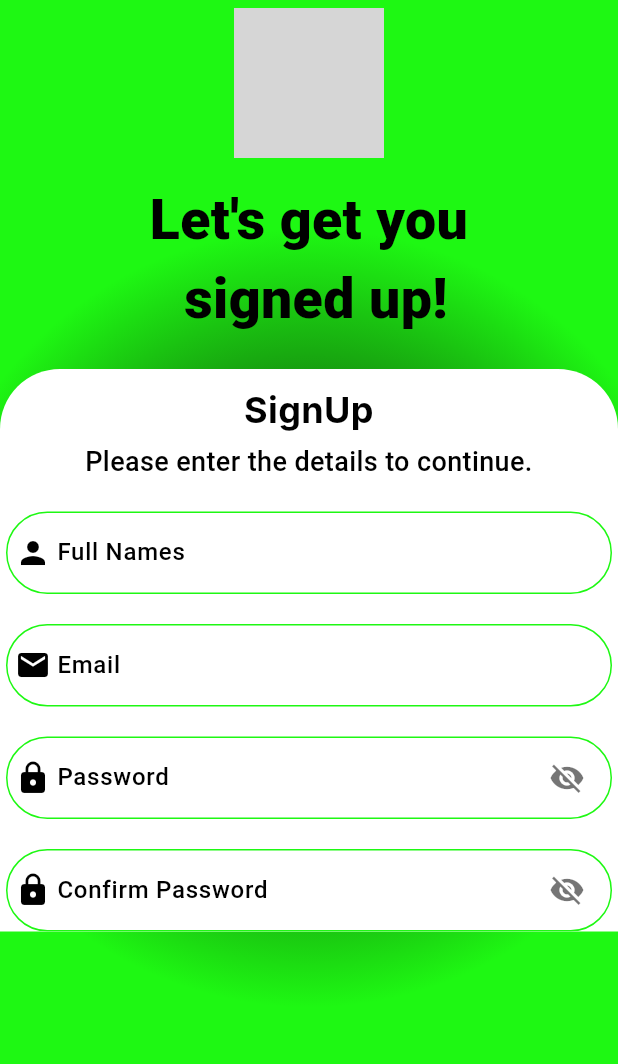
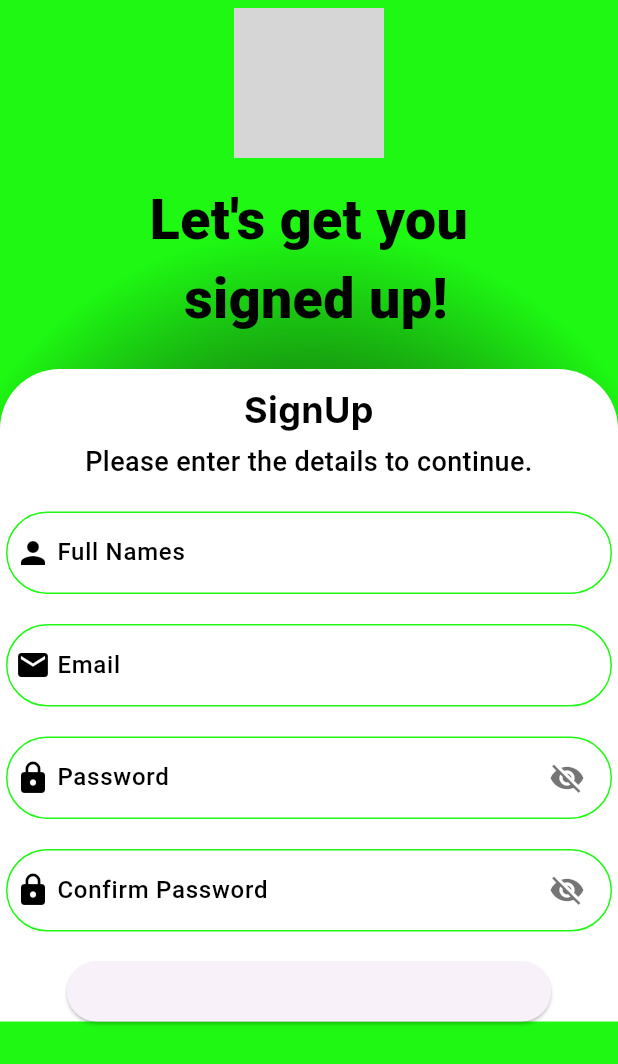
Before and after one commit to Alvin11David/UGANDA-EXPLORE, a Flutter app: the screen it shows after launch, on a phone screen of 412 x 824 dp. Shown: the top 1064 px of the screen. Run offline on Flutter 3.47's test engine with Material 3 defaults, Android fonts, the phone set to English and light mode, and no system bars; our stand-ins replace firebase_core; accounts and stored records are empty; Roboto replaces fonts that are missing (Inter, Outfit, Poppins); grey boxes are pictures that could not be loaded.

Commit message:
Added a signup button

```diff
--- a/uganda_explore/lib/screens/auth/signup_screen.dart
+++ b/uganda_explore/lib/screens/auth/signup_screen.dart
@@ -55,9 +55,9 @@ class SignUpScreen extends StatelessWidget {
                   ),
                   child: Column(
                     crossAxisAlignment: CrossAxisAlignment.center,
-                    children: const [
-                      SizedBox(height: 10,),
-                      Text(
+                    children: [
+                      const SizedBox(height: 10,),
+                      const Text(
                       "SignUp",
                       style: TextStyle(
                         color: Colors.black,
@@ -67,8 +67,8 @@ class SignUpScreen extends StatelessWidget {
                       ),
                       textAlign: TextAlign.center,
                     ),
-                    SizedBox(height: 5),
-                    Text(
+                    const SizedBox(height: 5),
+                    const Text(
                       "Please enter the details to continue.",
                       style: TextStyle(
                         color: Colors.black,
@@ -78,14 +78,31 @@ class SignUpScreen extends StatelessWidget {
                       ),
                       textAlign: TextAlign.center,
                     ),
-                    SizedBox(height: 20),
-                    FullNames(),
-                    SizedBox(height: 20),
-                    Email(),
-                    SizedBox(height: 20),
-                    Password(),
-                    SizedBox(height: 20),
-                    ConfirmPassword(),
+                    const SizedBox(height: 20),
+                    const FullNames(),
+                    const SizedBox(height: 20),
+                    const Email(),
+                    const SizedBox(height: 20),
+                    const Password(),
+                    const SizedBox(height: 20),
+                    const ConfirmPassword(),
+                    const SizedBox(height: 20),
+                    Center(
+                      child: SizedBox(
+                        width: 323,
+                        height: 40,
+                        child: ElevatedButton(
+                          onPressed: () {
+                          },
+                          style: ElevatedButton.styleFrom(
+                            padding: EdgeInsets.zero,
+                            shape: RoundedRectangleBorder(
+                              borderRadius: BorderRadius.circular(30),
+                            ),
+                            ), child: null,
+                          ),
+                        )
+                      ),
                   ],
                   ),
                 ),
```
